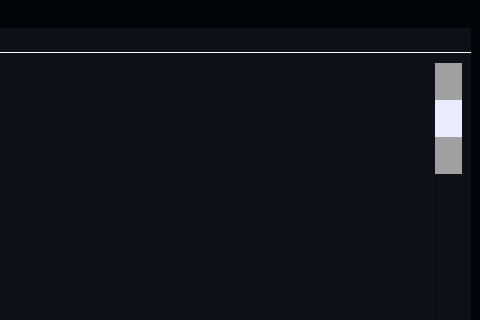
This is resources/music_ws_mainwindow.ui in mo-gaafar/mini-music-workstation as Qt 5 draws it before an edit; both pictures show x 373 to 853 and y 0 to 320 of the 853 by 616 pixel window. The edited form follows.
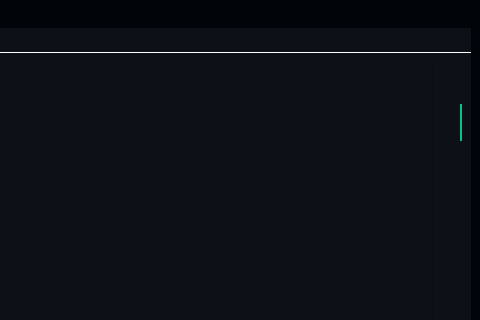
This is the edited form. The open tabs and pages were chosen to show the change. Icons and pictures are not drawn. Custom widgets are drawn as their Qt base class.

The edit to the form file:
```diff
--- a/resources/music_ws_mainwindow.ui
+++ b/resources/music_ws_mainwindow.ui
@@ -53,14 +53,16 @@
 }
 
 QTabBar::tab:selected{
-    background-color: rgb(234, 237, 255);
+    background-color: transparent;
+	border-right: 2px solid rgb(1, 195, 141)
 }
 QTabBar::tab {
-    background-color: rgb(160, 160, 160);	
+    background-color: transparent;	
     height:20px;
     width: 25px;
     border: none;
-    margin: 0px;
+    margin-top: 2px;
+	margin-left: 2px;
     padding-top: 4px;
     padding-bottom: 13px;
 	padding-right: 2px
```
Left out of the diff: 13 changed lines with no effect on the pictures.
